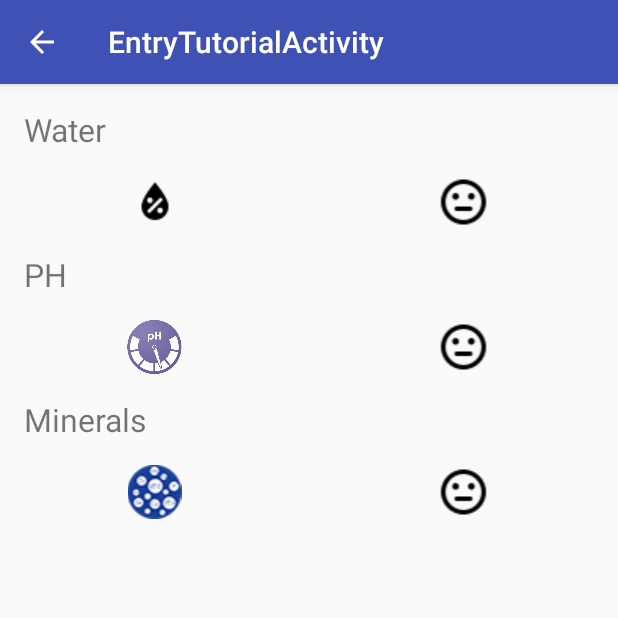
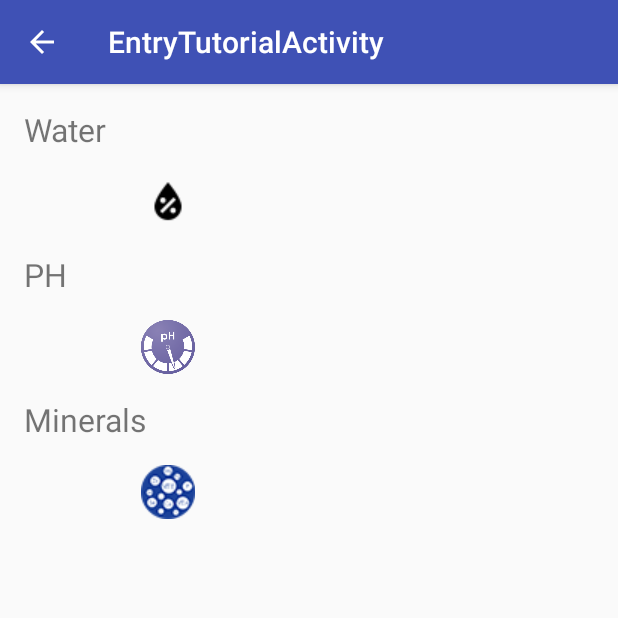
Before and after one commit to Igelex/EISSS17GonschorAtamantschuk, an Android app: the EntryTutorialActivity screen opened directly, with no data from a screen before it, on a phone screen of 412 x 824 dp, the top half of it. Run offline under Robolectric (Android 15) with nearby library versions, the phone set to English and light mode, and no system bars; our stand-ins replace Volley; network calls fail.

Commit message:
debug analyseValues

```diff
--- a/MS1/Prototype/Client/HarvestHand/app/src/main/res/layout/activity_entry_tutorial.xml
+++ b/MS1/Prototype/Client/HarvestHand/app/src/main/res/layout/activity_entry_tutorial.xml
@@ -35,8 +35,7 @@
             android:layout_width="wrap_content"
             android:layout_height="wrap_content"
             android:layout_weight="1"
-            android:scaleType="fitCenter"
-            app:srcCompat="@drawable/emoticon_neutral" />
+            android:scaleType="fitCenter" />
     </LinearLayout>
 
     <TextView
@@ -66,8 +65,7 @@
             android:layout_width="wrap_content"
             android:layout_height="wrap_content"
             android:layout_weight="1"
-            android:scaleType="fitCenter"
-            app:srcCompat="@drawable/emoticon_neutral" />
+            android:scaleType="fitCenter" />
     </LinearLayout>
 
     <TextView
@@ -96,8 +94,7 @@
             android:layout_width="wrap_content"
             android:layout_height="wrap_content"
             android:layout_weight="1"
-            android:scaleType="fitCenter"
-            app:srcCompat="@drawable/emoticon_neutral" />
+            android:scaleType="fitCenter" />
     </LinearLayout>
 
 </LinearLayout>
```
Also changed, not shown: 1 other file.
